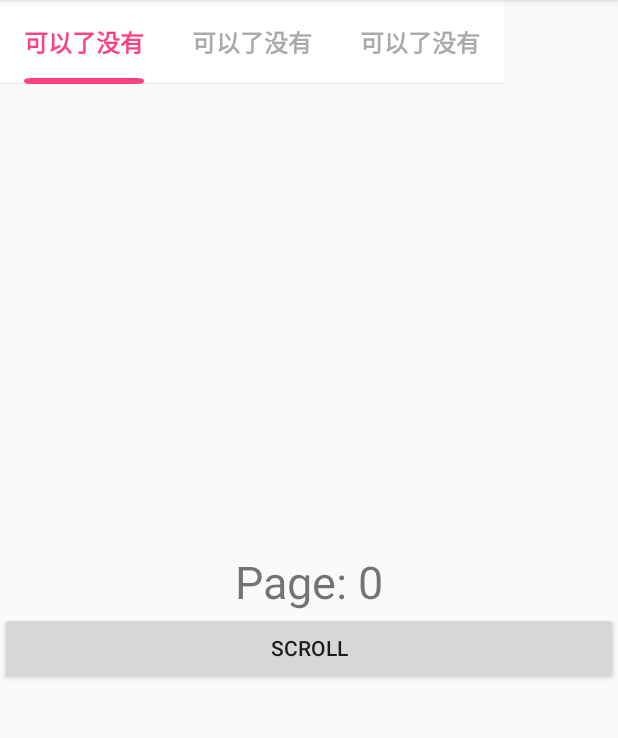
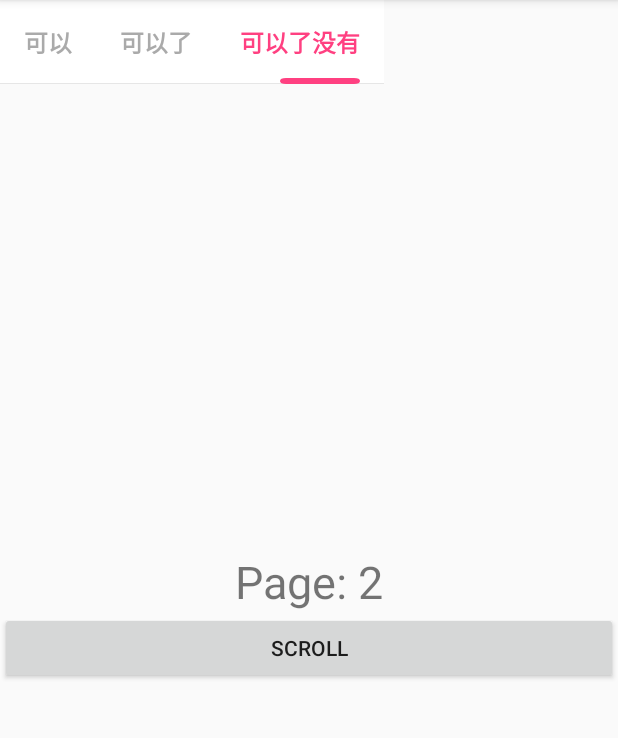
Before and after one commit to linceln/TabLayout, an Android app: the ScrollTabLayoutActivity screen opened directly, with no data from a screen before it, after a tap on "可以了没有", on a phone screen of 412 x 824 dp, the part 84-822 px from its top. Run offline under Robolectric (Android 15) with nearby library versions, the phone set to English and light mode, and no system bars; 2 other taps on this screen came first.

Commit message:
20170627

```diff
--- a/app/src/main/res/layout/activity_main.xml
+++ b/app/src/main/res/layout/activity_main.xml
@@ -14,7 +14,6 @@
         android:layout_marginRight="0dp"
         android:background="@android:color/white"
         android:gravity="center"
-        android:orientation="horizontal"
         app:indicatorPadding="16dp"
         app:layout_constraintLeft_toLeftOf="parent"
         app:layout_constraintRight_toRightOf="parent"
@@ -66,7 +65,6 @@
         android:layout_marginLeft="50dp"
         android:layout_marginRight="50dp"
         android:gravity="center"
-        android:orientation="horizontal"
         app:indicatorHeight="2dp"
         app:layout_constraintLeft_toLeftOf="parent"
         app:layout_constraintRight_toRightOf="parent"
--- a/app/src/main/res/layout/activity_scroll_tab_layout.xml
+++ b/app/src/main/res/layout/activity_scroll_tab_layout.xml
@@ -1,11 +1,10 @@
 <?xml version="1.0" encoding="utf-8"?>
-<LinearLayout
-    xmlns:android="http://schemas.android.com/apk/res/android"
+<LinearLayout xmlns:android="http://schemas.android.com/apk/res/android"
     xmlns:app="http://schemas.android.com/apk/res-auto"
     xmlns:tools="http://schemas.android.com/tools"
     android:layout_width="match_parent"
+    android:layout_height="match_parent"
     android:orientation="vertical"
-    android:layout_height="match_parent"
     tools:context="com.xyz.tablayout.ScrollTabLayoutActivity">
 
     <com.xyz.library.TabLayout
@@ -28,10 +27,22 @@
             android:paddingLeft="16dp"
             android:paddingRight="16dp"
             android:singleLine="true"
-            android:text="可以了没有"
+            android:text="可以"
             android:textColor="@color/sel_color_text"
             android:textSize="16sp"
-            android:textStyle="bold"/>
+            android:textStyle="bold" />
+
+        <TextView
+            android:layout_width="wrap_content"
+            android:layout_height="match_parent"
+            android:gravity="center"
+            android:paddingLeft="16dp"
+            android:paddingRight="16dp"
+            android:singleLine="true"
+            android:text="可以了"
+            android:textColor="@color/sel_color_text"
+            android:textSize="16sp"
+            android:textStyle="bold" />
 
         <TextView
             android:layout_width="wrap_content"
@@ -43,21 +54,10 @@
             android:text="可以了没有"
             android:textColor="@color/sel_color_text"
             android:textSize="16sp"
-            android:textStyle="bold"/>
-
-        <TextView
-            android:layout_width="wrap_content"
-            android:layout_height="match_parent"
-            android:gravity="center"
-            android:paddingLeft="16dp"
-            android:paddingRight="16dp"
-            android:singleLine="true"
-            android:text="可以了没有"
-            android:textColor="@color/sel_color_text"
-            android:textSize="16sp"
-            android:textStyle="bold"/>
+            android:textStyle="bold" />
 
     </com.xyz.library.TabLayout>
+
     <android.support.v4.view.ViewPager
         android:id="@+id/viewPager"
         android:layout_width="match_parent"
@@ -66,6 +66,6 @@
         app:layout_constraintBottom_toBottomOf="parent"
         app:layout_constraintLeft_toLeftOf="parent"
         app:layout_constraintRight_toRightOf="parent"
-        app:layout_constraintTop_toBottomOf="@+id/tabLayout"/>
+        app:layout_constraintTop_toBottomOf="@+id/tabLayout" />
 
 </LinearLayout>
--- a/build.gradle
+++ b/build.gradle
@@ -5,7 +5,7 @@ buildscript {
         jcenter()
     }
     dependencies {
-        classpath 'com.android.tools.build:gradle:2.3.0'
+        classpath 'com.android.tools.build:gradle:2.3.2'
         classpath 'com.github.dcendents:android-maven-gradle-plugin:1.4.1'
         classpath 'com.jfrog.bintray.gradle:gradle-bintray-plugin:1.6'
         // NOTE: Do not place your application dependencies here; they belong
--- a/library/src/main/java/com/xyz/library/TabLayout.java
+++ b/library/src/main/java/com/xyz/library/TabLayout.java
@@ -61,6 +61,7 @@ public class TabLayout extends LinearLayout {
     @RequiresApi(api = Build.VERSION_CODES.LOLLIPOP)
     public TabLayout(Context context, @Nullable AttributeSet attrs, int defStyleAttr, int defStyleRes) {
         super(context, attrs, defStyleAttr, defStyleRes);
+        setOrientation(LinearLayout.HORIZONTAL);
         init(context, attrs);
     }
 
@@ -159,21 +160,22 @@ public class TabLayout extends LinearLayout {
             }
 
             @Override
-            public void onPageScrolled(int position, float offset, int px) {
+            public void onPageScrolled(final int position, float offset, int px) {
+
                 if (offset >= 0.0f && offset <= 0.5f) {
-                    if(!isPastHalf) {
+                    if (!isPastHalf) {
                         isPastHalf = true;
                         setSelected(position);
                     }
-                    scrollOffset = getActualWidth() / itemCount * offset * 2;
+                    scrollOffset = itemWidth * offset * 2;
                     getPath(position);
                     invalidate();
                 } else if (offset > 0.5f && offset < 1.0f) {
-                    if(isPastHalf) {
+                    if (isPastHalf) {
                         isPastHalf = false;
                         setSelected(position + 1);
                     }
-                    scrollOffset = getActualWidth() / itemCount - getActualWidth() / itemCount * (1 - offset) * 2;
+                    scrollOffset = itemWidth - itemWidth * (1 - offset) * 2;
                     path = new Path();
                     path.moveTo(position * itemWidth + scrollOffset + indicatorPadding, getHeight());
                     path.lineTo((position + 2) * itemWidth - indicatorPadding, getHeight());
```
